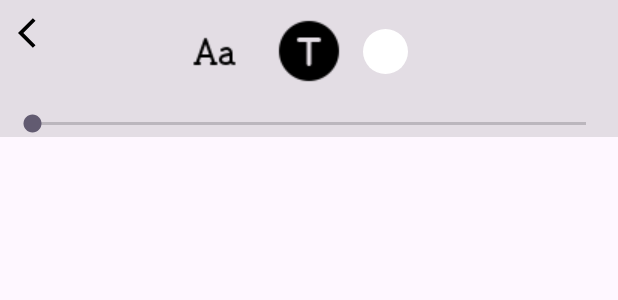
After one commit to MyNguyen12345/Intern-Photo-Edit, an Android app: the layout dialog_text_custom.xml on its own in the app's theme, with its tools: preview values and no code run, on a phone screen of 412 x 824 dp. The commit adds this screen. Shown: the top 300 px of the screen. Run offline under Robolectric (Android 15) with nearby library versions, the phone set to English and light mode, and no system bars.

Commit message:
custom edittext on image

```diff
--- a/app/build.gradle.kts
+++ b/app/build.gradle.kts
@@ -70,18 +70,19 @@ dependencies {
     implementation ("androidx.viewpager2:viewpager2:1.0.0")
 
 
-    implementation("com.github.krokyze:ucropnedit:2.2.6-2")
     implementation("io.reactivex.rxjava3:rxjava:3.1.10")
     implementation("io.reactivex.rxjava3:rxandroid:3.0.2")
 
     implementation ("jp.co.cyberagent.android:gpuimage:2.1.0")
 
-    implementation ("com.isseiaoki:simplecropview:1.1.8")
+
+    implementation ("com.github.yalantis:ucrop:2.2.10")
 
 
 
     implementation("com.github.LottieFiles:dotlottie-android:0.5.0")
     implementation("com.airbnb.android:lottie:6.1.0")
+    implementation ("com.github.Dhaval2404:ColorPicker:2.3")
 
 
 
--- a/app/src/main/AndroidManifest.xml
+++ b/app/src/main/AndroidManifest.xml
@@ -56,6 +56,11 @@
             android:name=".iu.main.MainActivity"
             android:exported="true" />
 
+        <activity
+            android:name="com.yalantis.ucrop.UCropActivity"
+            android:screenOrientation="fullSensor"
+            android:theme="@style/Theme.AppCompat.Light.NoActionBar"/>
+
         <provider
             android:name="androidx.core.content.FileProvider"
             android:authorities="com.example.photoedit.provider"
--- /dev/null
+++ b/app/src/main/res/drawable/bc_view_color.xml
@@ -0,0 +1,5 @@
+<?xml version="1.0" encoding="utf-8"?>
+<shape xmlns:android="http://schemas.android.com/apk/res/android" android:shape="oval">
+    <solid android:color="@color/white"/>
+
+</shape>
--- /dev/null
+++ b/app/src/main/res/layout/dialog_text_custom.xml
@@ -0,0 +1,59 @@
+<?xml version="1.0" encoding="utf-8"?>
+<androidx.constraintlayout.widget.ConstraintLayout xmlns:android="http://schemas.android.com/apk/res/android"
+    xmlns:app="http://schemas.android.com/apk/res-auto"
+    android:layout_width="match_parent"
+    android:layout_height="wrap_content"
+    android:background="@color/light_black"
+    android:orientation="vertical">
+
+    <ImageButton
+        android:id="@+id/btn_back"
+        android:layout_width="wrap_content"
+        android:layout_height="wrap_content"
+        android:backgroundTint="@android:color/transparent"
+        android:contentDescription="@null"
+        android:src="@drawable/ic_back"
+        app:layout_constraintStart_toStartOf="parent"
+        app:layout_constraintTop_toTopOf="parent" />
+
+    <ImageButton
+        android:id="@+id/btn_style"
+        android:layout_width="wrap_content"
+        android:layout_height="wrap_content"
+        android:backgroundTint="@android:color/transparent"
+        android:contentDescription="@null"
+        android:src="@drawable/ic_style_text"
+        app:layout_constraintBottom_toBottomOf="@id/btn_background"
+        app:layout_constraintTop_toTopOf="@id/btn_background"
+        app:layout_constraintEnd_toStartOf="@id/btn_background"/>
+
+    <ImageButton
+        android:id="@+id/btn_background"
+        android:layout_width="wrap_content"
+        android:layout_height="wrap_content"
+        android:backgroundTint="@android:color/transparent"
+        android:contentDescription="@null"
+        android:src="@drawable/ic_bc_text"
+        app:layout_constraintEnd_toEndOf="parent"
+        app:layout_constraintStart_toStartOf="parent"
+        app:layout_constraintTop_toTopOf="parent" />
+
+
+    <View
+        android:id="@+id/view_color"
+        android:layout_width="@dimen/dimen_30_dp"
+        android:layout_height="@dimen/dimen_30_dp"
+        android:background="@drawable/bc_view_color"
+        app:layout_constraintBottom_toBottomOf="@id/btn_background"
+        app:layout_constraintStart_toEndOf="@id/btn_background"
+        app:layout_constraintTop_toTopOf="@id/btn_background" />
+
+    <SeekBar
+        android:id="@+id/seek_bar"
+        android:layout_width="match_parent"
+        android:layout_height="wrap_content"
+        android:layout_below="@id/btn_background"
+        android:layout_margin="@dimen/dimen_5_dp"
+        app:layout_constraintTop_toBottomOf="@id/btn_background" />
+
+</androidx.constraintlayout.widget.ConstraintLayout>
```
Also changed, not shown: app/src/main/java/com/example/photoedit/iu/image/EditPhotoActivity.kt (+183 -21 lines), app/src/main/java/com/example/photoedit/iu/image/HomeEditImageActivity.kt (+10 -10 lines), app/src/main/java/com/example/photoedit/iu/view/EditTextView.kt (added, +195 -0 lines), app/src/main/res/layout/activity_edit_photo.xml (+25 -23 lines), app/src/main/res/xml/file_path.xml (+6 -1 lines), app/src/main/res/drawable/ic_bc_text.png (added), app/src/main/res/drawable/ic_style_text.png (added), 1 other file.
